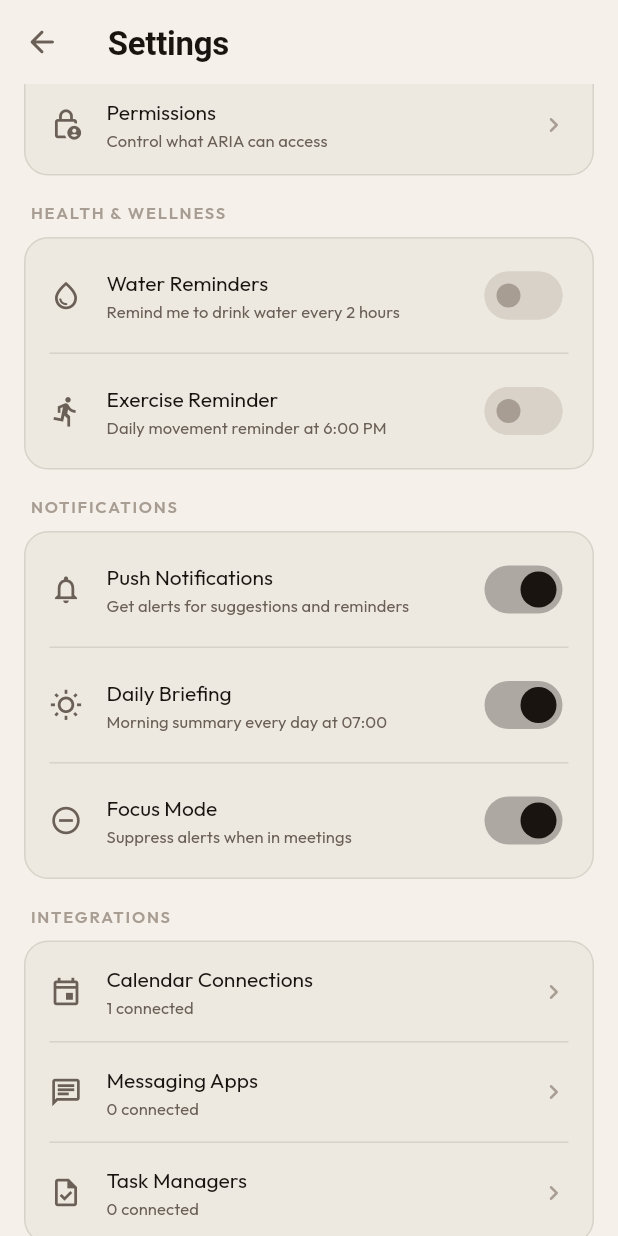
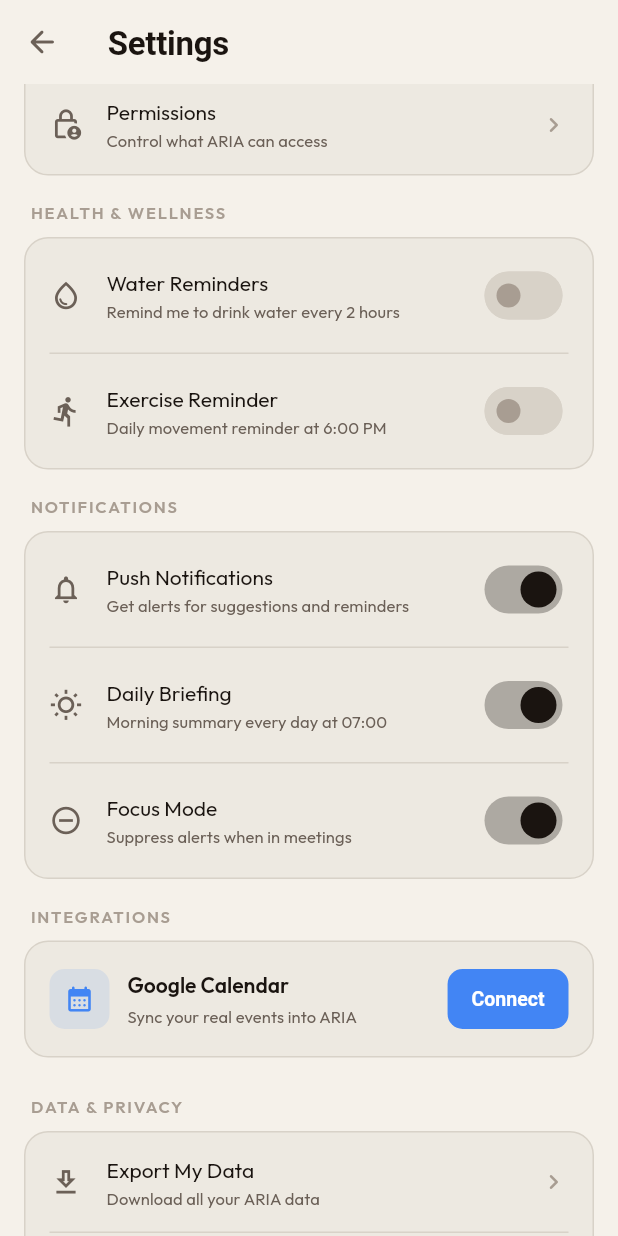
Before and after one commit to vidhihirenbhandari/ARIA, a Flutter app: the SettingsScreen screen opened by its route, scrolled down 576 dp, on a phone screen of 412 x 824 dp. Run offline on Flutter 3.47's test engine with Material 3 defaults, Android fonts, the phone set to English and light mode, and no system bars; our stand-ins replace dio, flutter_local_notifications, flutter_riverpod, flutter_tts, go_router, google_fonts and 3 more; missing offline and left inert: googleapis; accounts and stored records are empty.

Commit message:
feat: Google Calendar integration + smart local notifications
## Google Calendar OAuth
- Add googleapis + http packages to pubspec
- GoogleAuthService: wraps google_sign_in with silent restore on startup
- GoogleCalendarService: fetches today's events via Calendar API v3;
  creates authenticated HTTP client from GoogleSignInAccount.authHeaders
- GoogleAuthProvider: StateNotifier that restores session silently on
  app start; triggers calendar sync on sign-in/sign-out
- CalendarEventsProvider: syncFromGoogle() merges real events (replacing
  only google-sourced ones); clearGoogleEvents() restores demo data on
  sign-out; addEvent() deduplicates by id
- AppConfig: placeholder Google Web Client ID + setup instructions

## Settings — Integrations section
- Replace fake "1 connected" tiles with a real Connect Google Calendar
  card showing OAuth sign-in button, connected email + green dot,
  Disconnect button, and "Sync now" option
- Settings screen imports googleAuthProvider

## Smart local notifications
- scheduleDepartureAlert: "Leave by X:XX PM" push for upcoming events
- scheduleTrialEndingAlert: day-before billing warning per service
- showHabitReminder: pending habits nudge

## Web
- index.html: Google Sign-In client_id meta tag placeholder
- index.html title updated to "ARIA — Personal Assistant"

Co-Authored-By: Claude Sonnet 4.6 <noreply@anthropic.com>
Claude-Session: https://claude.ai/code/session_01RFN1s99MGXv3D83ccWJSy8

```diff
--- /dev/null
+++ b/mobile/lib/core/constants/app_config.dart
@@ -0,0 +1,18 @@
+class AppConfig {
+  AppConfig._();
+
+  // ── Google OAuth ────────────────────────────────────────────────────────────
+  // 1. Go to console.cloud.google.com → Create Project → Enable Calendar API
+  // 2. Credentials → Create OAuth 2.0 Client ID
+  //    • Web: set Authorized JS origin to https://vidhihirenbhandari.github.io
+  //    • iOS: download GoogleService-Info.plist → ios/Runner/
+  // 3. Paste the Web client ID below and in web/index.html
+  static const String googleWebClientId =
+      'YOUR_WEB_CLIENT_ID.apps.googleusercontent.com';
+
+  // Calendar scopes requested
+  static const List<String> googleCalendarScopes = [
+    'https://www.googleapis.com/auth/calendar.readonly',
+    'https://www.googleapis.com/auth/calendar.events',
+  ];
+}
--- a/mobile/lib/features/settings/presentation/screens/settings_screen.dart
+++ b/mobile/lib/features/settings/presentation/screens/settings_screen.dart
@@ -10,6 +10,7 @@ import '../../../../shared/services/profile_service.dart';
 import '../../../../shared/services/proactive_notification_service.dart';
 import '../providers/settings_provider.dart';
 import '../../../auth/presentation/providers/auth_provider.dart';
+import '../../../../shared/providers/google_auth_provider.dart';
 
 class SettingsScreen extends ConsumerStatefulWidget {
   const SettingsScreen({super.key});
@@ -393,30 +394,7 @@ class _SettingsScreenState extends ConsumerState<SettingsScreen> {
           ]),
 
           // ── Integrations ───────────────────────────────────────────
-          _buildSection('Integrations', [
-            _buildNavTile(
-              context,
-              icon: Icons.event_outlined,
-              title: 'Calendar Connections',
-              subtitle: '1 connected',
-            ),
-            const Divider(
-                height: 1, indent: 16, endIndent: 16, color: AppColors.border),
-            _buildNavTile(
-              context,
-              icon: Icons.chat_outlined,
-              title: 'Messaging Apps',
-              subtitle: '0 connected',
-            ),
-            const Divider(
-                height: 1, indent: 16, endIndent: 16, color: AppColors.border),
-            _buildNavTile(
-              context,
-              icon: Icons.task_outlined,
-              title: 'Task Managers',
-              subtitle: '0 connected',
-            ),
-          ]),
+          _buildGoogleCalendarSection(ref),
 
           // ── Data & Privacy ─────────────────────────────────────────
           _buildSection('Data & Privacy', [
@@ -736,6 +714,157 @@ class _SettingsScreenState extends ConsumerState<SettingsScreen> {
     );
   }
 
+  Widget _buildGoogleCalendarSection(WidgetRef ref) {
+    final googleAccount = ref.watch(googleAuthProvider);
+    final isConnected = googleAccount != null;
+
+    return Column(
+      crossAxisAlignment: CrossAxisAlignment.start,
+      children: [
+        const Padding(
+          padding: EdgeInsets.fromLTRB(4, 16, 4, 8),
+          child: Text(
+            'INTEGRATIONS',
+            style: TextStyle(
+              fontSize: 11,
+              fontWeight: FontWeight.w600,
+              color: AppColors.textTertiary,
+              letterSpacing: 1.2,
+            ),
+          ),
+        ),
+        Container(
+          decoration: BoxDecoration(
+            color: AppColors.surface,
+            borderRadius: BorderRadius.circular(16),
+            border: Border.all(color: AppColors.border),
+          ),
+          child: Column(
+            children: [
+              _buildIntegrationTile(
+                icon: Icons.calendar_month_rounded,
+                iconColor: const Color(0xFF4285F4),
+                title: 'Google Calendar',
+                subtitle: isConnected
+                    ? googleAccount.email
+                    : 'Sync your real events into ARIA',
+                statusDot: isConnected ? const Color(0xFF4CAF50) : null,
+                action: isConnected
+                    ? TextButton(
+                        onPressed: () async {
+                          await ref.read(googleAuthProvider.notifier).signOut();
+                        },
+                        child: Text(
+                          'Disconnect',
+                          style: TextStyle(
+                            color: AppColors.error,
+                            fontSize: 13,
+                            fontWeight: FontWeight.w600,
+                          ),
+                        ),
+                      )
+                    : ElevatedButton(
+                        onPressed: () async {
+                          final ok = await ref.read(googleAuthProvider.notifier).signIn();
+                          if (!ok && mounted) {
+                            ScaffoldMessenger.of(context).showSnackBar(
+                              const SnackBar(
+                                content: Text('Could not sign in — check your Google Client ID in app_config.dart'),
+                                behavior: SnackBarBehavior.floating,
+                              ),
+                            );
+                          }
+                        },
+                        style: ElevatedButton.styleFrom(
+                          backgroundColor: const Color(0xFF4285F4),
+                          foregroundColor: Colors.white,
+                          elevation: 0,
+                          padding: const EdgeInsets.symmetric(horizontal: 16, vertical: 8),
+                          shape: RoundedRectangleBorder(
+                              borderRadius: BorderRadius.circular(10)),
+                          textStyle: const TextStyle(fontSize: 13, fontWeight: FontWeight.w600),
+                        ),
+                        child: const Text('Connect'),
+                      ),
+              ),
+              if (isConnected) ...[
+                const Divider(height: 1, indent: 16, endIndent: 16, color: AppColors.border),
+                ListTile(
+                  leading: const Icon(Icons.refresh_rounded, color: AppColors.textSecondary, size: 20),
+                  title: const Text('Sync now', style: AppTextStyles.bodyMedium),
+                  subtitle: Text('Refresh today\'s events from Google', style: AppTextStyles.caption),
+                  trailing: const Icon(Icons.chevron_right_rounded, size: 16, color: AppColors.textTertiary),
+                  onTap: () async {
+                    await ref.read(googleAuthProvider.notifier).refreshCalendar();
+                    if (mounted) {
+                      ScaffoldMessenger.of(context).showSnackBar(
+                        const SnackBar(
+                          content: Text('Calendar synced'),
+                          behavior: SnackBarBehavior.floating,
+                        ),
+                      );
+                    }
+                  },
+                ),
+              ],
+            ],
+          ),
+        ),
+        const SizedBox(height: 8),
+      ],
+    );
+  }
+
+  Widget _buildIntegrationTile({
+    required IconData icon,
+    required Color iconColor,
+    required String title,
+    required String subtitle,
+    Color? statusDot,
+    Widget? action,
+  }) {
+    return Padding(
+      padding: const EdgeInsets.symmetric(horizontal: 16, vertical: 14),
+      child: Row(
+        children: [
+          Container(
+            width: 40,
+            height: 40,
+            decoration: BoxDecoration(
+              color: iconColor.withOpacity(0.12),
+              borderRadius: BorderRadius.circular(10),
+            ),
+            child: Icon(icon, color: iconColor, size: 20),
+          ),
+          const SizedBox(width: 12),
+          Expanded(
+            child: Column(
+              crossAxisAlignment: CrossAxisAlignment.start,
+              children: [
+                Row(
+                  children: [
+                    Text(title, style: AppTextStyles.bodyMedium.copyWith(fontWeight: FontWeight.w600)),
+                    if (statusDot != null) ...[
+                      const SizedBox(width: 6),
+                      Container(
+                        width: 7,
+                        height: 7,
+                        decoration: BoxDecoration(color: statusDot, shape: BoxShape.circle),
+                      ),
+                    ],
+                  ],
+                ),
+                const SizedBox(height: 2),
+                Text(subtitle, style: AppTextStyles.caption, overflow: TextOverflow.ellipsis),
+              ],
+            ),
+          ),
+          if (action != null) action,
+        ],
+      ),
+    );
+  }
+
   Widget _buildSignOutButton(BuildContext context, WidgetRef ref) {
     return GestureDetector(
       onTap: () {
--- a/mobile/pubspec.yaml
+++ b/mobile/pubspec.yaml
@@ -27,6 +27,8 @@ dependencies:
   url_launcher: ^6.3.1
   crypto: ^3.0.3
   google_fonts: ^6.2.1
+  googleapis: ^13.2.0
+  http: ^1.2.0
 
 dev_dependencies:
   flutter_test:
```
Also changed, not shown: mobile/lib/shared/providers/calendar_events_provider.dart (+16 -1 lines), mobile/lib/shared/providers/google_auth_provider.dart (added, +55 -0 lines), mobile/lib/shared/services/google_auth_service.dart (added, +39 -0 lines), mobile/lib/shared/services/google_calendar_service.dart (added, +85 -0 lines), mobile/lib/shared/services/proactive_notification_service.dart (+55 -0 lines), 1 other file.
